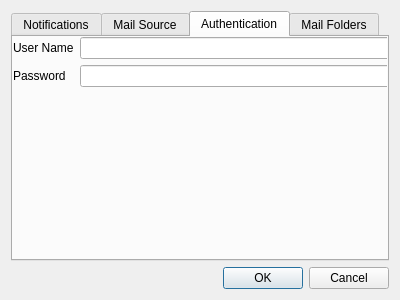
Before: the Qt Designer form prefs.ui in hardaker/qmailcheck, drawn with Qt 5.
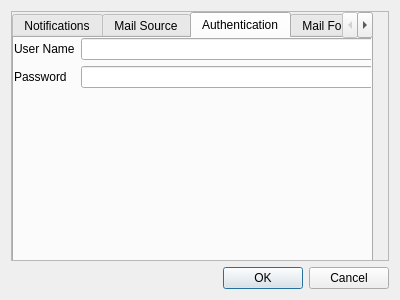
After: the same form once the commit is applied. The open tabs and pages were chosen to show the change.

Commit message: try putting widgets in a scrollable field

The edit to the form file:
```diff
--- a/prefs.ui
+++ b/prefs.ui
@@ -15,7 +15,28 @@
   </property>
   <layout class="QVBoxLayout" name="verticalLayout">
    <item>
+    <widget class="QScrollArea" name="scrollArea">
+     <property name="widgetResizable">
+      <bool>true</bool>
+     </property>
+     <widget class="QWidget" name="scrollAreaWidgetContents">
+      <property name="geometry">
+       <rect>
+        <x>0</x>
+        <y>0</y>
+        <width>386</width>
+        <height>257</height>
+       </rect>
+      </property>
     <widget class="QTabWidget" name="tabWidget">
+       <property name="geometry">
+        <rect>
+         <x>0</x>
+         <y>0</y>
+         <width>361</width>
+         <height>261</height>
+        </rect>
+       </property>
      <property name="currentIndex">
       <number>0</number>
      </property>
@@ -174,6 +195,8 @@
         <widget class="QTableView" name="folderList"/>
        </item>
       </layout>
+       </widget>
+      </widget>
      </widget>
     </widget>
    </item>
```
Left out of the diff: 2 changed lines with no effect on the pictures. Lines whose indentation alone changed are shown as unchanged. The commit also changes 1 other file.
